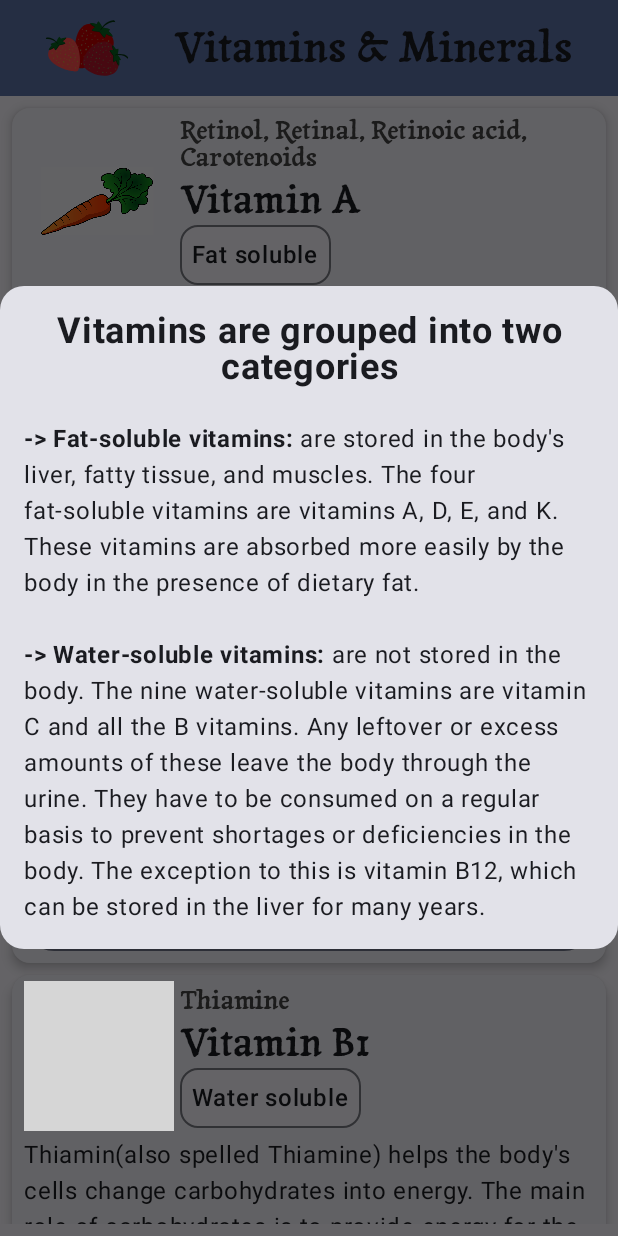
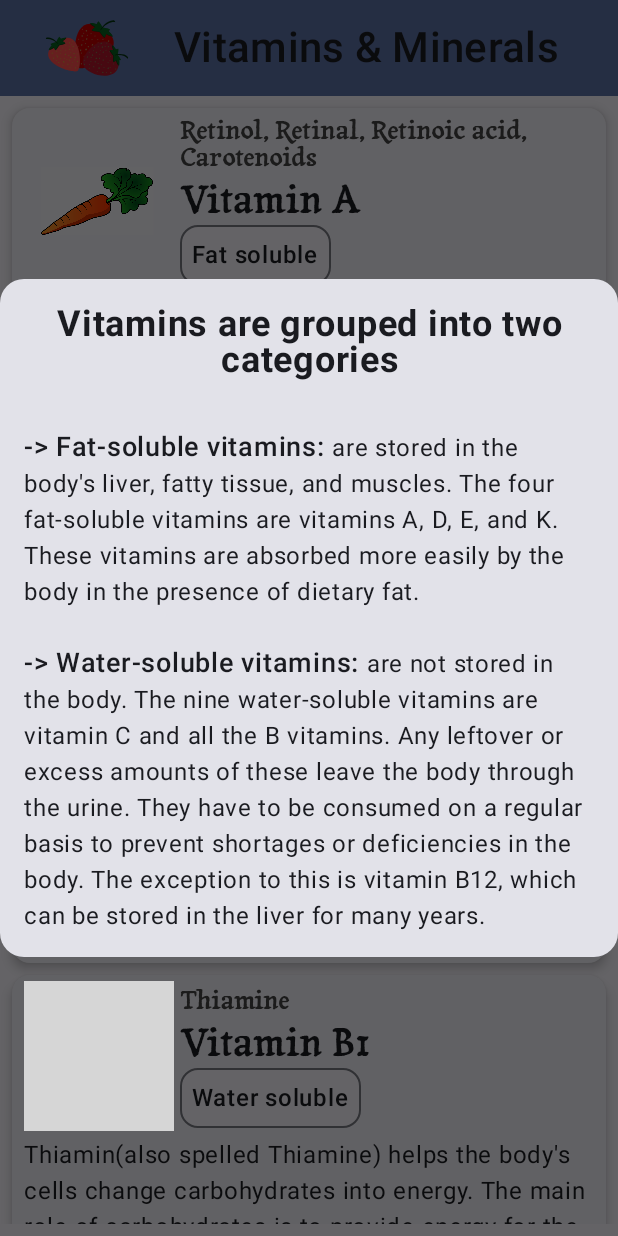
Before and after one commit to MainActivityKt/VitaminsAndMineralsCheatsheet, an Android app built with Jetpack Compose: the screen it shows after launch (MainActivity), after a tap on "Fat soluble", on a phone screen of 412 x 824 dp. Run offline under Robolectric (Android 15) with nearby library versions, the phone set to English and light mode, and no system bars; grey boxes are pictures that could not be loaded.

Commit message:
- Added helpful comments for each important piece of the code or composeable - Refactored the some items in VitaminsMineralsScreen.kt for better readability and efficiency

```diff
--- a/app/src/main/java/com/safire/vitaminsmineralscheatsheet/MainActivity.kt
+++ b/app/src/main/java/com/safire/vitaminsmineralscheatsheet/MainActivity.kt
@@ -14,7 +14,6 @@ import com.safire.vitaminsmineralscheatsheet.ui.VitaminsMineralsApp
 import com.safire.vitaminsmineralscheatsheet.ui.theme.VitaminsMineralsCheatsheetTheme
 
 
-const val BULLET = "\u2022"
 
 class MainActivity : ComponentActivity() {
     override fun onCreate(savedInstanceState: Bundle?) {
--- a/app/src/main/java/com/safire/vitaminsmineralscheatsheet/ui/VitaminsMineralsScreen.kt
+++ b/app/src/main/java/com/safire/vitaminsmineralscheatsheet/ui/VitaminsMineralsScreen.kt
@@ -57,7 +57,6 @@ import androidx.compose.ui.unit.sp
 import androidx.compose.ui.window.Dialog
 import androidx.compose.ui.window.DialogProperties
 import androidx.window.core.layout.WindowWidthSizeClass
-import com.safire.vitaminsmineralscheatsheet.BULLET
 import com.safire.vitaminsmineralscheatsheet.R
 import com.safire.vitaminsmineralscheatsheet.model.DataSource
 import com.safire.vitaminsmineralscheatsheet.model.MicronutrientItem
@@ -65,25 +64,27 @@ import com.safire.vitaminsmineralscheatsheet.model.MineralItem
 import com.safire.vitaminsmineralscheatsheet.model.Solubility
 import com.safire.vitaminsmineralscheatsheet.model.VitaminItem
 
+val bulletedParagraphStyle = ParagraphStyle(textIndent = TextIndent(restLine = 12.sp))
+
 @Composable
 fun VitaminsMineralsApp(padding: PaddingValues = PaddingValues(dimensionResource(R.dimen.small_padding))) {
 
 
-    //Chooses either one or two columns for the screen based on its width
-    val numberOfColumns = when(currentWindowAdaptiveInfo().windowSizeClass.windowWidthSizeClass) {
+    // Chooses either one or two columns for the screen based on its width
+    val numberOfColumns = when (currentWindowAdaptiveInfo().windowSizeClass.windowWidthSizeClass) {
         WindowWidthSizeClass.COMPACT, WindowWidthSizeClass.MEDIUM -> 1
         else -> 2
     }
 
-    //
+    // Stores the state for solubility dialog being open or closed.
+    // When solubility is clicked, its state changes to true and it's displayed on the screen
     val openDialog = rememberSaveable { mutableStateOf(false) }
-
     if (openDialog.value) {
         SolubilityDialog(onDismiss = { openDialog.value = false })
     }
 
-
-    LazyVerticalStaggeredGrid (
+    // Creates a lazy column of {numberOfColumns} width for displaying the vitamin and mineral items
+    LazyVerticalStaggeredGrid(
         columns = StaggeredGridCells.Fixed(numberOfColumns),
         verticalItemSpacing = dimensionResource(R.dimen.medium_padding),
         horizontalArrangement = Arrangement.spacedBy(dimensionResource(R.dimen.large_padding)),
@@ -94,7 +95,10 @@ fun VitaminsMineralsApp(padding: PaddingValues = PaddingValues(dimensionResource
     ) {
 
         items(items = DataSource.data) {
-            VitaminMineralCard(it, onSolubilityClick = { openDialog.value = !openDialog.value })
+            VitaminMineralCard(
+                vitaminMineralItem = it,
+                onSolubilityClick = { openDialog.value = !openDialog.value }
+            )
         }
     }
 }
@@ -107,10 +111,15 @@ fun VitaminMineralCard(
     modifier: Modifier = Modifier
 
 ) {
+    // Stores the state of any vitamin mineral item being expanded or collapsed. Each click on the
+    // item changes its state
     var expanded by rememberSaveable { mutableStateOf(false) }
+    // Stores the rich resources of a vitamin or mineral in a list of String
     val itemSources = stringResource(vitaminMineralItem.richSources).split("\n")
+    // Stores the health benefits of a vitamin or mineral in a list of String
     val itemBenefits = stringResource(vitaminMineralItem.benefits).split("\n")
 
+    // The actual vitamin/mineral item UI
     ElevatedCard(
         shape = CardDefaults.elevatedShape,
         elevation = CardDefaults.elevatedCardElevation(
@@ -138,7 +147,7 @@ fun VitaminMineralCard(
                 modifier = Modifier
                     .fillMaxWidth()
             ) {
-                Image(
+                Image( // Displaying the image of that vitamin or mineral
                     painter = painterResource(vitaminMineralItem.image),
                     contentDescription = stringResource(vitaminMineralItem.imageDescription),
                     Modifier
@@ -149,36 +158,41 @@ fun VitaminMineralCard(
                 ) {
                     Text(
                         text = stringResource(
+                            // Displays the scientific name of a vitamin, or the symbol of an item, based on what it is
                             if (vitaminMineralItem is VitaminItem) {
                                 vitaminMineralItem.scientificNames
                             } else {
                                 (vitaminMineralItem as MineralItem).chemicalSymbol
                             }
                         ),
-                        style = MaterialTheme.typography.titleMedium,
+                        style = MaterialTheme.typography.headlineMedium,
                         fontSize = 17.sp,
                         lineHeight = 18.sp,
                         color = if (isSystemInDarkTheme()) Color.LightGray else Color.DarkGray
                     )
-                    Text(
+                    Text( //  Displays the name of given vitamin or mineral
                         text = stringResource(vitaminMineralItem.name),
-                        style = MaterialTheme.typography.titleMedium,
+                        style = MaterialTheme.typography.headlineMedium,
                         fontSize = 26.sp
                     )
+                    // If the given item is a vitamin, display its solubility
                     if (vitaminMineralItem is VitaminItem) {
                         VitaminSolubility(vitaminMineralItem.solubility, onSolubilityClick)
                     }
                 }
 
             }
+            // Text description of given vitamin or mineral
             Text(stringResource(vitaminMineralItem.itemDescription))
-
+            // A bit of spacing
             Spacer(modifier.size(dimensionResource(R.dimen.small_padding)))
-
+            // If the item is expanded, displays additional info (health benefits + rich resources)
             if (expanded) {
                 AdditionalInfo(itemSources, itemBenefits, modifier)
             }
 
+            // Displays the button to expand or collapse an item. The button text and icon are based
+            // on the {expanded} state's value, and clicking always changes state's value to its opposite
             ExpandCollapseButton(
                 onClick = { expanded = !expanded },
                 text = if (!expanded) "See more" else "See less",
@@ -193,58 +207,73 @@ fun VitaminMineralCard(
     }
 }
 
+// Displaying the additional info (expanding the vitamin mineral item)
 @Composable
 private fun AdditionalInfo(
     sources: List<String>,
     benefits: List<String>,
     modifier: Modifier
 ) {
-    Text("Rich food sources:", fontWeight = FontWeight.SemiBold)
+    buildAnnotatedString {
+        Text(
+            "Rich food sources:",
+            style = MaterialTheme.typography.titleMedium,
+            fontSize = 18.sp,
+            fontWeight = FontWeight.SemiBold
+        )
+        BulletedListText(sources, Modifier)
+    }
 
-    val paragraphStyle = ParagraphStyle(textIndent = TextIndent(restLine = 12.sp))
-    Text(
-        buildAnnotatedString {
-            sources.forEach {
-                withStyle(style = paragraphStyle) {
-                    append(BULLET)
-                    append("\t\t")
-                    append(it)
-                }
-            }
-        }
-    )
     Spacer(modifier.size(dimensionResource(R.dimen.small_padding)))
     Text(
         buildAnnotatedString {
-            Text("Health Benefits:", fontWeight = FontWeight.SemiBold)
-            benefits.forEach {
-                withStyle(style = paragraphStyle) {
-                    append(BULLET)
-                    append("\t\t")
-                    append(it)
-                }
-            }
+            Text(
+                "Health Benefits:",
+                style = MaterialTheme.typography.titleMedium,
+                fontSize = 18.sp,
+                fontWeight = FontWeight.SemiBold
+            )
+            BulletedListText(benefits, Modifier)
         }
     )
 }
 
+// A composable for displaying a list of string items in a bulleted list style
+@Composable
+fun BulletedListText(items: List<String>, modifier: Modifier = Modifier) {
+    Text(buildAnnotatedString {
+        items.forEach {
+            withStyle(style = bulletedParagraphStyle) {
+                append(Typography.bullet)
+                append("\t\t")
+                append(it)
+            }
+        }
+    }, modifier)
+}
+
+// Displaying the solubility of a vitamin item and handling the click event with state-hoisting
 @Composable
 private fun VitaminSolubility(solubility: Solubility, onClick: () -> Unit) {
     OutlinedCard(
-        modifier = Modifier.clickable { onClick() }
+        modifier = Modifier
+            .clickable { onClick() }
+
     ) {
+        // Displays the solubility text based on a vitamin item being water-soluble or ast-soluble
         Text(
-            modifier = Modifier.padding(dimensionResource(R.dimen.medium_padding)),
+            modifier = Modifier
+                .padding(dimensionResource(R.dimen.medium_padding)),
             text = when (solubility) {
-                Solubility.WATER_SOLUBLE -> "Water soluble"
-                Solubility.FAT_SOLUBLE -> "Fat soluble"
+                Solubility.WATER_SOLUBLE -> stringResource(R.string.water_soluble)
+                Solubility.FAT_SOLUBLE -> stringResource(R.string.fat_soluble)
             },
             fontWeight = FontWeight.W500,
-
         )
     }
 }
 
+// Displaying the expand/collapse button and a row of text and icon based on the passed arguments
 @Composable
 fun ExpandCollapseButton(
     onClick: () -> Unit,
@@ -266,6 +295,7 @@ fun ExpandCollapseButton(
     }
 }
 
+// Top app bar displaying hte app icon with its name
 @OptIn(ExperimentalMaterial3Api::class)
 @Composable
 fun TopBar(modifier: Modifier = Modifier) {
@@ -279,59 +309,60 @@ fun TopBar(modifier: Modifier = Modifier) {
                 style = MaterialTheme.typography.titleMedium,
                 fontSize = 28.sp
             )
-
-        },
-
-        navigationIcon = {
+        }, navigationIcon = {
             Image(painterResource(R.drawable.ic_launcher_foreground), contentDescription = null)
         },
         scrollBehavior = scrollBehavior
     )
 }
 
+// Displaying the solubility dialog upon clicking the solubility item, managing the onDismiss
+// event with state-hoisting
 @Composable
 fun SolubilityDialog(
     onDismiss: () -> Unit,
     modifier: Modifier = Modifier
 ) {
-    Dialog (
+    Dialog(
         onDismissRequest = onDismiss,
         properties = DialogProperties(dismissOnClickOutside = true)
     ) {
-        Card (
-            shape = RoundedCornerShape(16.dp),
-            modifier = modifier
-        ) {
+        Card(shape = RoundedCornerShape(16.dp)) {
             Text(
                 buildAnnotatedString {
+                    Text(
+                        textAlign = TextAlign.Center,
+                        fontWeight = FontWeight.Bold,
+                        fontSize = 24.sp,
+                        text = "Vitamins are grouped into two categories",
+                        modifier = Modifier.padding(dimensionResource(R.dimen.large_padding)),
+                    )
+
                     withStyle(
-                        style = ParagraphStyle(
-                            textAlign = TextAlign.Center,)) {
-                        withStyle(style = SpanStyle(fontWeight = FontWeight.Bold, fontSize = 24.sp)) {
-                            append("Vitamins are grouped into two categories\n")
-                        }
-                    }
-
-                    withStyle(style = SpanStyle(fontWeight = FontWeight.Bold)) {
+                        style = SpanStyle(
+                            fontWeight = FontWeight.SemiBold,
+                            fontSize = 18.sp
+                        )
+                    ) {
                         append("-> Fat-soluble vitamins: ")
                     }
-                    append("are stored in the body's liver, fatty tissue, and muscles. The four" +
-                            " fat-soluble vitamins are vitamins A, D, E, and K. These vitamins are " +
-                            "absorbed more easily by the body in the presence of dietary fat.\n\n")
+                    append(stringResource(R.string.fat_solubility))
 
-                    withStyle(style = SpanStyle(fontWeight = FontWeight.Bold)) {
+                    append("\n\n") // equivalent to a spacer, in this case
+
+                    withStyle(
+                        style = SpanStyle(
+                            fontWeight = FontWeight.SemiBold,
+                            fontSize = 18.sp
+                        )
+                    ) {
                         append("-> Water-soluble vitamins: ")
                     }
-                    append("are not stored in the body. The nine water-soluble vitamins are" +
-                            " vitamin C and all the B vitamins. Any leftover or excess amounts of " +
-                            "these leave the body through the urine. They have to be consumed on a " +
-                            "regular basis to prevent shortages or deficiencies in the body. " +
-                            "The exception to this is vitamin B12, which can be stored in the " +
-                            "liver for many years.")
+                    append(stringResource(R.string.water_solubility))
                 },
                 modifier = Modifier.padding(dimensionResource(R.dimen.large_padding))
+            )
 
-            )
         }
     }
 }
--- a/app/src/main/java/com/safire/vitaminsmineralscheatsheet/ui/theme/Type.kt
+++ b/app/src/main/java/com/safire/vitaminsmineralscheatsheet/ui/theme/Type.kt
@@ -17,11 +17,10 @@ val Typography = Typography(
         lineHeight = 24.sp,
         letterSpacing = 0.5.sp
     ),
-    titleMedium =
+    headlineMedium =
         TextStyle(
         fontFamily = FontFamily(Font(R.font.tagesschrift_regular,FontWeight.Medium)),
         fontWeight = FontWeight.Medium,
-        lineHeight = 28.sp,
         letterSpacing = 0.sp
     ),
     labelSmall = TextStyle(
--- a/app/src/main/res/values/strings.xml
+++ b/app/src/main/res/values/strings.xml
@@ -138,5 +138,9 @@
     <string name="zinc_sources">meat\nfish\nshellfish\npoultry\ncereals\ndairy foods\nbread\ncereals</string>
     <string name="zinc_benefits">\t\nwound healing\nmaking new cells and enzymes\nprocessing carbohydrate, fat and protein in food</string>
     <string name="solubility"><![CDATA[Vitamins are grouped into two categories:\n\n-> Fat-soluble vitamins are stored in the body\'s liver, fatty tissue, and muscles. The four fat-soluble vitamins are vitamins A, D, E, and K. These vitamins are absorbed more easily by the body in the presence of dietary fat.\n-> Water-soluble vitamins are not stored in the body. The nine water-soluble vitamins are vitamin C and all the B vitamins. Any leftover or excess amounts of these leave the body through the urine. They have to be consumed on a regular basis to prevent shortages or deficiencies in the body. The exception to this is vitamin B12, which can be stored in the liver for many years.]]></string>
+    <string name="water_soluble">Water soluble</string>
+    <string name="fat_soluble">Fat soluble</string>
+    <string name="water_solubility">are not stored in the body. The nine water-soluble vitamins are vitamin C and all the B vitamins. Any leftover or excess amounts of these leave the body through the urine. They have to be consumed on a regular basis to prevent shortages or deficiencies in the body. The exception to this is vitamin B12, which can be stored in the liver for many years.</string>
+    <string name="fat_solubility">are stored in the body\'s liver, fatty tissue, and muscles. The four fat-soluble vitamins are vitamins A, D, E, and K. These vitamins are absorbed more easily by the body in the presence of dietary fat.</string>
 
 </resources>
```
Also changed, not shown: app/src/main/java/com/safire/vitaminsmineralscheatsheet/model/MicronutrientItem.kt (+9 -0 lines).
